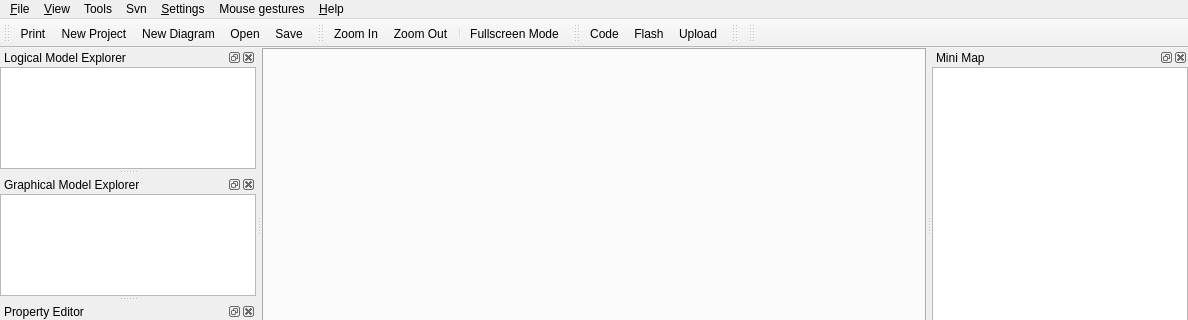
The window that qrgui/mainwindow/mainWindow.ui (qreal/qreal) describes before a commit, drawn with Qt 5; both pictures show x 0 to 1188 and y 0 to 320 of the 1188 by 641 pixel window.
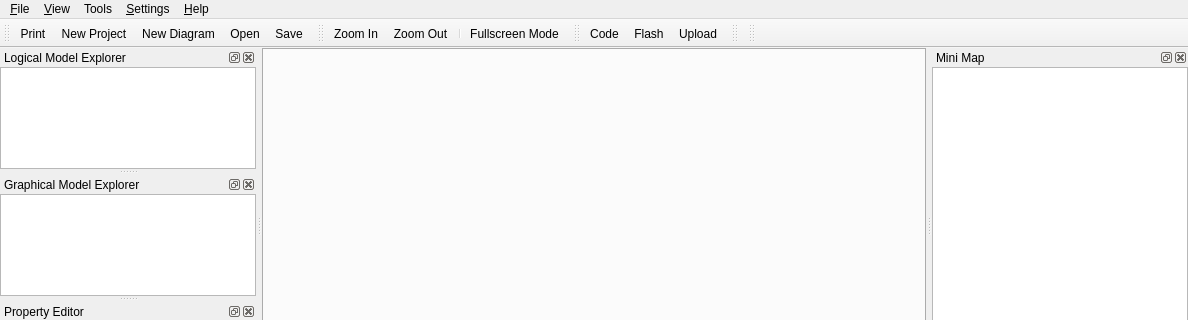
The same window after the commit. Icons and pictures are not drawn. Custom widgets are drawn as their Qt base class.

Commit message: Removed unneeded menu items (fix for #182)

```diff
--- a/qrgui/mainwindow/mainWindow.ui
+++ b/qrgui/mainwindow/mainWindow.ui
@@ -82,19 +82,6 @@
     <addaction name="actionSwitch_on_grid"/>
     <addaction name="actionSwitch_on_alignment"/>
    </widget>
-   <widget class="QMenu" name="menuMouse_gestures">
-    <property name="title">
-     <string>Mouse gestures</string>
-    </property>
-    <addaction name="actionShow"/>
-   </widget>
-   <widget class="QMenu" name="menuSvn">
-    <property name="title">
-     <string>Svn</string>
-    </property>
-    <addaction name="actionCommit"/>
-    <addaction name="actionCheckout"/>
-   </widget>
    <widget class="QMenu" name="menuTools">
     <property name="title">
      <string>Tools</string>
@@ -124,9 +111,7 @@
    <addaction name="menu_File"/>
    <addaction name="menu_View"/>
    <addaction name="menuTools"/>
-   <addaction name="menuSvn"/>
    <addaction name="menuSettings"/>
-   <addaction name="menuMouse_gestures"/>
    <addaction name="menuHelp"/>
   </widget>
   <widget class="QStatusBar" name="statusbar"/>
```
Left out of the diff: 25 changed lines with no effect on the pictures. The commit also changes 1 other file.
